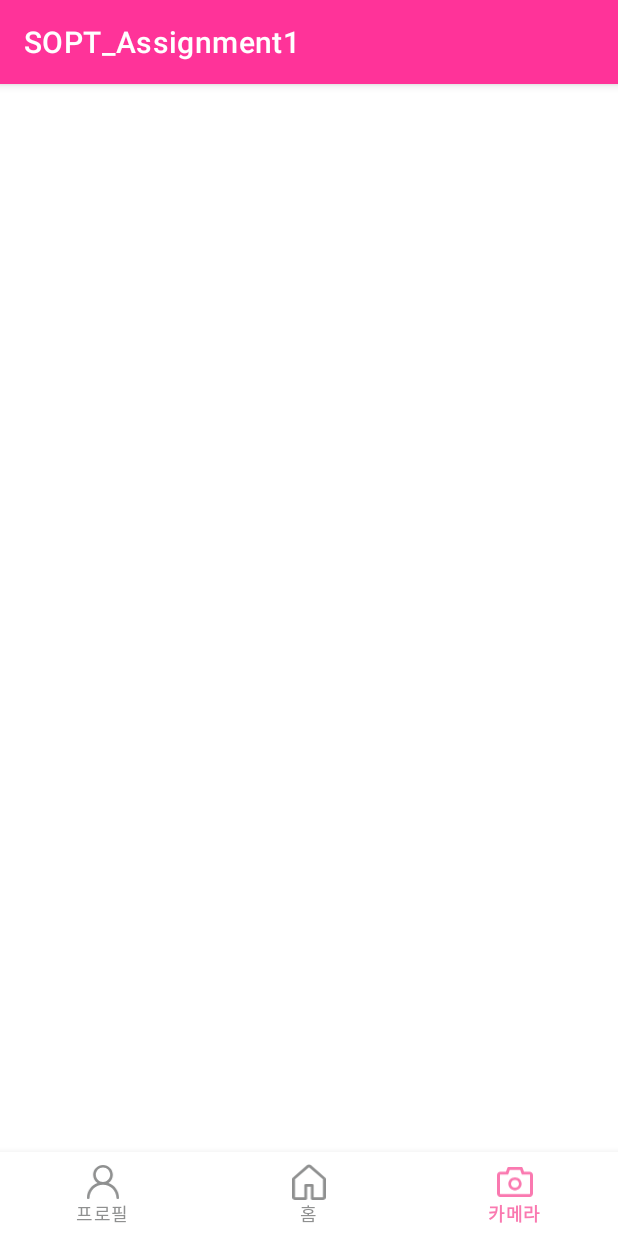
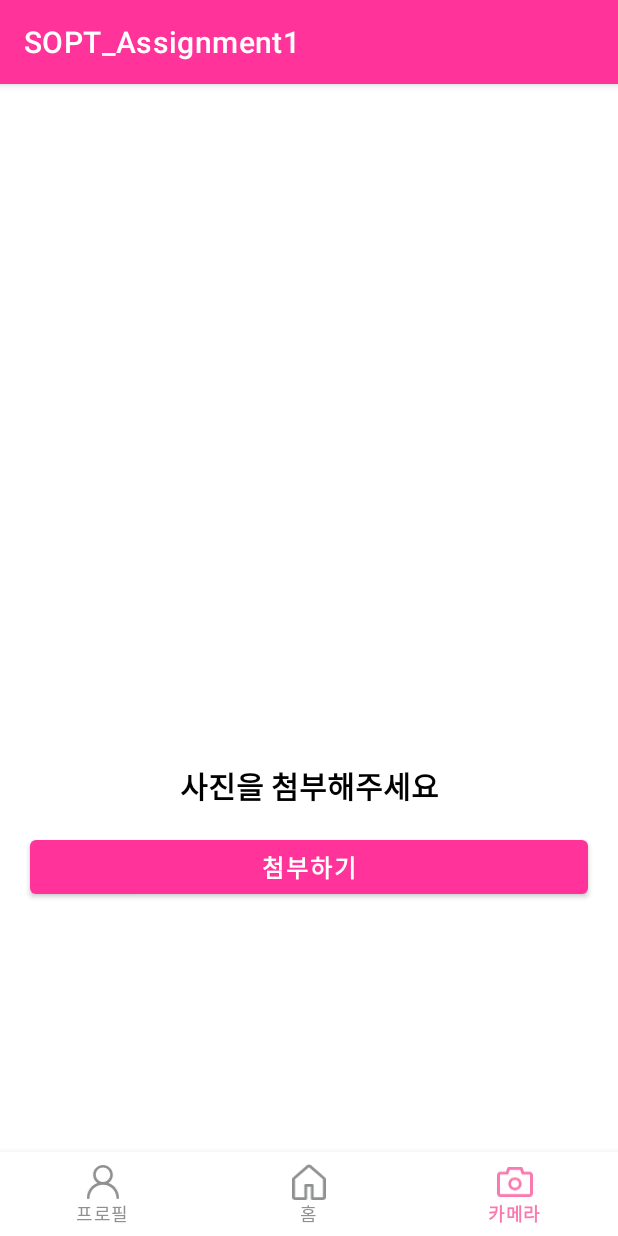
Before and after one commit to 29th-WE-SOPT-Android-Part/Android-Yurim, an Android app: the HomeActivity screen opened directly, with no data from a screen before it, item 3 of the bottom bar chosen, on a phone screen of 412 x 824 dp. Run offline under Robolectric (Android 15) with nearby library versions, the phone set to English and light mode, and no system bars; pictures from the network do not load.

Commit message:
[Feat] Lv3-2 ImageFragment

```diff
--- a/app/build.gradle
+++ b/app/build.gradle
@@ -32,6 +32,7 @@ android {
 
     buildFeatures {
         viewBinding true
+        dataBinding = true
     }
     task wrapper(type: Wrapper) {
         gradleVersion = '0.9'
--- a/app/src/main/java/kr/co/softcampus/sopt_assignment1/CameraFragment.kt
+++ /dev/null
@@ -1,20 +0,0 @@
-package kr.co.softcampus.sopt_assignment1
-
-import android.os.Bundle
-import android.view.LayoutInflater
-import android.view.View
-import android.view.ViewGroup
-import androidx.fragment.app.Fragment
-
-class CameraFragment : Fragment() {
-
-
-    override fun onCreateView(
-        inflater: LayoutInflater, container: ViewGroup?,
-        savedInstanceState: Bundle?
-    ): View? {
-        // Inflate the layout for this fragment
-        return inflater.inflate(R.layout.fragment_camera, container, false)
-    }
-
-}
--- a/app/src/main/java/kr/co/softcampus/sopt_assignment1/HomeActivity.kt
+++ b/app/src/main/java/kr/co/softcampus/sopt_assignment1/HomeActivity.kt
@@ -22,7 +22,7 @@ class HomeActivity : AppCompatActivity() {
 
     //ViewPager2와 Adapter 연동
     private fun initAdapter() {
-        val fragmentList = listOf(ProfileFragment(), HomeFragment(), CameraFragment())
+        val fragmentList = listOf(ProfileFragment(), HomeFragment(), ImageFragment())
 
         homeViewPagerAdapter = HomeViewPagerAdapter(this)
         homeViewPagerAdapter.fragments.addAll(fragmentList)
--- a/app/src/main/res/layout/follower_list.xml
+++ b/app/src/main/res/layout/follower_list.xml
@@ -4,6 +4,7 @@
     xmlns:tools="http://schemas.android.com/tools"
     android:layout_width="match_parent"
     android:layout_height="wrap_content">
+
 
     <ImageView
         android:id="@+id/iv_photo"
--- a/app/src/main/res/layout/fragment_camera.xml
+++ /dev/null
@@ -1,8 +0,0 @@
-<?xml version="1.0" encoding="utf-8"?>
-<FrameLayout xmlns:android="http://schemas.android.com/apk/res/android"
-    xmlns:tools="http://schemas.android.com/tools"
-    android:layout_width="match_parent"
-    android:layout_height="match_parent"
-    tools:context=".CameraFragment">
-
-</FrameLayout>
--- /dev/null
+++ b/app/src/main/res/layout/fragment_image.xml
@@ -0,0 +1,50 @@
+<?xml version="1.0" encoding="utf-8"?>
+<androidx.constraintlayout.widget.ConstraintLayout xmlns:android="http://schemas.android.com/apk/res/android"
+    xmlns:app="http://schemas.android.com/apk/res-auto"
+    xmlns:tools="http://schemas.android.com/tools"
+    android:id="@+id/frameLayout"
+    android:layout_width="match_parent"
+    android:layout_height="match_parent"
+    tools:context=".ImageFragment">
+
+    <ImageView
+        android:id="@+id/iv_image"
+        android:layout_width="250dp"
+        android:layout_height="250dp"
+        android:layout_marginBottom="30dp"
+        app:layout_constraintBottom_toTopOf="@+id/textView2"
+        app:layout_constraintEnd_toEndOf="parent"
+        app:layout_constraintStart_toStartOf="parent"
+        app:layout_constraintTop_toTopOf="parent"
+        app:layout_constraintVertical_chainStyle="packed"
+        tools:src="@tools:sample/avatars" />
+
+    <TextView
+        android:id="@+id/textView2"
+        android:layout_width="wrap_content"
+        android:layout_height="wrap_content"
+        android:layout_marginBottom="15dp"
+        android:fontFamily="@font/noto_sans_kr_bold"
+        android:text="@string/add_pic"
+        android:textColor="@color/black"
+        android:textSize="20sp"
+        app:layout_constraintBottom_toTopOf="@+id/btn_add_image"
+        app:layout_constraintEnd_toEndOf="parent"
+        app:layout_constraintStart_toStartOf="parent"
+        app:layout_constraintTop_toBottomOf="@+id/iv_image" />
+
+    <Button
+        android:id="@+id/btn_add_image"
+        android:layout_width="0dp"
+        android:layout_height="wrap_content"
+        android:layout_marginStart="20dp"
+        android:layout_marginEnd="20dp"
+        android:layout_marginBottom="50dp"
+        android:fontFamily="@font/noto_sans_kr_bold"
+        android:text="@string/attach"
+        android:textSize="16sp"
+        app:layout_constraintBottom_toBottomOf="parent"
+        app:layout_constraintEnd_toEndOf="parent"
+        app:layout_constraintStart_toStartOf="parent"
+        app:layout_constraintTop_toBottomOf="@+id/textView2" />
+</androidx.constraintlayout.widget.ConstraintLayout>
--- a/app/src/main/res/values/strings.xml
+++ b/app/src/main/res/values/strings.xml
@@ -26,4 +26,10 @@
     <string name="follower_list">팔로워 목록</string>
     <string name="repo_list">레포지토리 목록</string>
 
+    <!--camera-->
+    <string name="add_pic">사진을 첨부해주세요</string>
+    <string name="attach">첨부하기</string>
+    <!-- TODO: Remove or change this placeholder text -->
+    <string name="hello_blank_fragment">Hello blank fragment</string>
+
 </resources>
```
Also changed, not shown: app/src/main/java/kr/co/softcampus/sopt_assignment1/ImageFragment.kt (added, +56 -0 lines).
